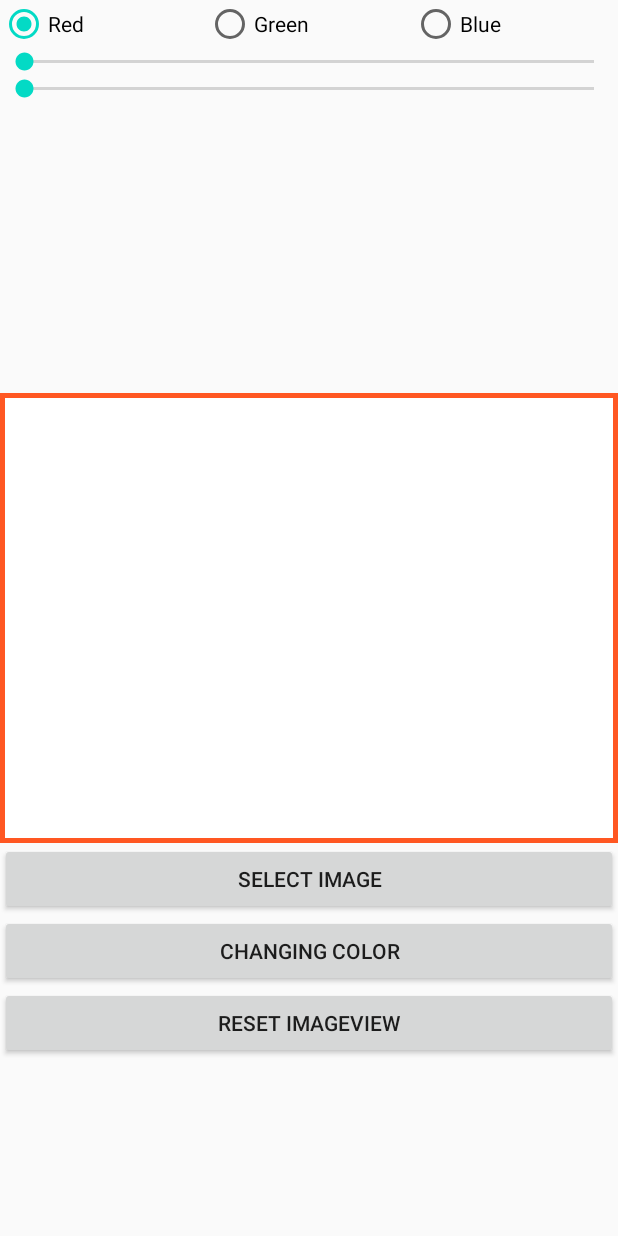
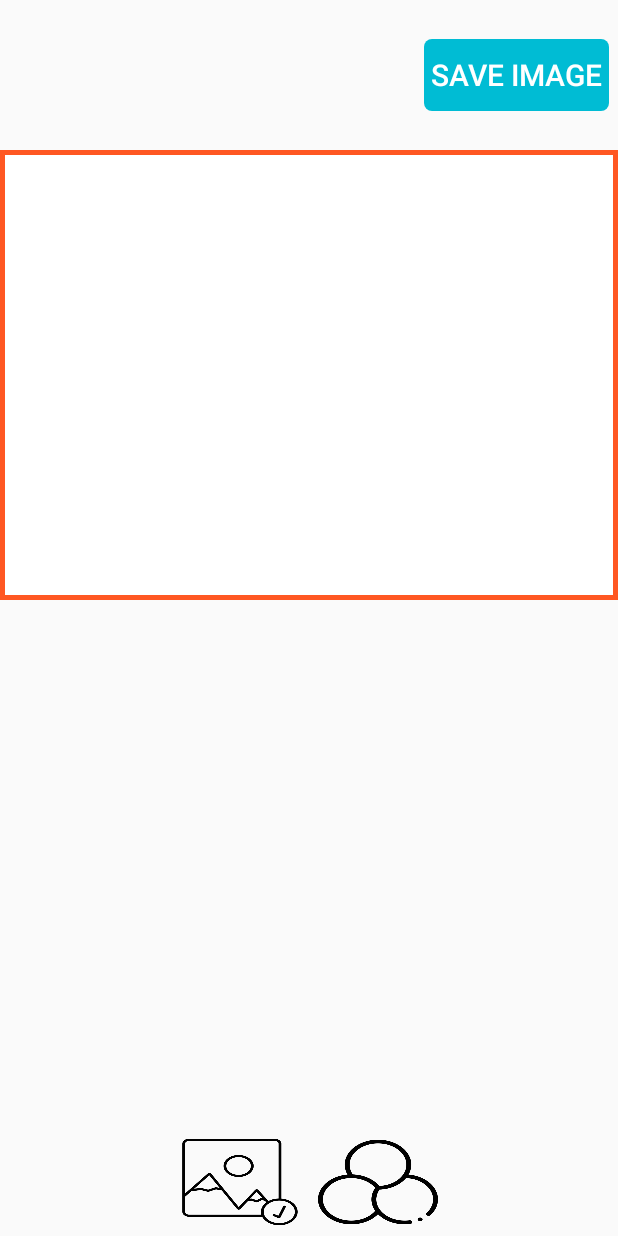
Before and after one commit to LightNeverDies/CameraXProject, an Android app: the screen it shows after launch (ImageChanger), after a tap on "FILTERS", on a phone screen of 412 x 824 dp. Run offline under Robolectric (Android 15) with nearby library versions, the light colour scheme and no system bars.

Commit message:
Filter Update

```diff
--- a/app/build.gradle
+++ b/app/build.gradle
@@ -62,7 +62,7 @@ dependencies {
     implementation 'com.firebaseui:firebase-ui-storage:6.2.0'
 
     implementation 'com.github.bumptech.glide:glide:4.11.0'
-
+    implementation 'com.android.support:design:28.0.0'
 }
 repositories {
     maven { url 'https://dl.bintray.com/kotlin/kotlin-eap' }
--- a/app/src/main/java/com/example/joy/ImageChanger.java
+++ b/app/src/main/java/com/example/joy/ImageChanger.java
@@ -11,31 +11,53 @@ import android.content.pm.PackageManager;
 import android.graphics.Bitmap;
 import android.graphics.BitmapFactory;
 import android.graphics.Canvas;
+import android.graphics.ColorFilter;
 import android.graphics.ColorMatrix;
 import android.graphics.ColorMatrixColorFilter;
 import android.graphics.Paint;
+import android.graphics.drawable.BitmapDrawable;
+import android.graphics.drawable.Drawable;
 import android.net.Uri;
 import android.os.Build;
 import android.os.Bundle;
+import android.os.Environment;
+import android.util.Log;
 import android.view.View;
 import android.widget.Button;
 import android.widget.ImageView;
 import android.widget.RadioButton;
 import android.widget.RadioGroup;
+import android.widget.RelativeLayout;
 import android.widget.SeekBar;
 import android.widget.TextView;
 import android.widget.Toast;
 
+import java.io.File;
 import java.io.FileNotFoundException;
+import java.io.FileOutputStream;
 import java.io.InputStream;
 import java.util.ArrayList;
 import java.util.List;
 
 public class ImageChanger extends AppCompatActivity {
     ImageView imageView;
-    Button btnsel, changeColor, reset;
+    Button btnsel, filterOptions, reset, contrast, exit ,colorRGB, saveImage;
     SeekBar mSaturationSeekbar , mRotateSeekbar;
+
+    RelativeLayout MainRelativeLayout;
     Bitmap bitmap;
+    Canvas canvasResult;
+    Paint paint;
+    ColorMatrixColorFilter filter;
+    ColorMatrix colorMatrix;
+    Bitmap bitmapResult;
+
+    float[] cmData = new float[] {
+            1, 0, 0, 0, 0,
+            0, 1, 0, 0, 0,
+            0, 0, 1, 0, 0,
+            0, 0, 0, 1, 0 };
+
     RadioGroup mAxisRadioGroup;
     RadioButton mAxisRedRadioButton, mAxisGreenRadioButton,
             mAxisBlueRadioButton;
@@ -47,12 +69,19 @@ public class ImageChanger extends AppCompatActivity {
         setContentView(R.layout.activity_image_changer);
 
         imageView = findViewById(R.id.image_view);
+
         btnsel = findViewById(R.id.btnSelect);
-        changeColor = (Button) findViewById(R.id.ColorFilter);
+        colorRGB = (Button) findViewById(R.id.ColorFilter);
+        filterOptions = (Button) findViewById(R.id.FilterOptions) ;
         reset = (Button) findViewById(R.id.Reset);
+        contrast = (Button) findViewById(R.id.Contrast);
+        exit = (Button) findViewById(R.id.Exit);
+        saveImage = (Button) findViewById(R.id.SaveImageFilter);
 
         mSaturationSeekbar = (SeekBar) findViewById(R.id.seekBarSaturation);
         mSaturationSeekbar.setOnSeekBarChangeListener(Saturation);
+
+        MainRelativeLayout = (RelativeLayout) findViewById(R.id.MainRelativeLayout);
 
         mRotateSeekbar = (SeekBar) findViewById(R.id.seekBarRotate);
         mRotateSeekbar.setOnSeekBarChangeListener(ColorFilter);
@@ -62,6 +91,8 @@ public class ImageChanger extends AppCompatActivity {
         mAxisGreenRadioButton = (RadioButton) findViewById(R.id.radioAxisGreen);
         mAxisBlueRadioButton = (RadioButton) findViewById(R.id.radioAxisBlue);
 
+        imageView.setDrawingCacheEnabled(true);
+
         btnsel.setOnClickListener(new View.OnClickListener() {
             @Override
             public void onClick(View v) {
@@ -70,10 +101,17 @@ public class ImageChanger extends AppCompatActivity {
         });
 
 
-        changeColor.setOnClickListener(new View.OnClickListener() {
+        colorRGB.setOnClickListener(new View.OnClickListener() {
             @Override
             public void onClick(View v) {
-                changeColorByFilter();
+                ColorARGBFilter();
+            }
+        });
+
+        filterOptions.setOnClickListener(new View.OnClickListener() {
+            @Override
+            public void onClick(View v) {
+                showFilterOptions();
             }
         });
 
@@ -84,6 +122,26 @@ public class ImageChanger extends AppCompatActivity {
             }
         });
 
+        exit.setOnClickListener(new View.OnClickListener() {
+            @Override
+            public void onClick(View v) {
+                ExitFilterOptions();
+            }
+        });
+
+        contrast.setOnClickListener(new View.OnClickListener() {
+            @Override
+            public void onClick(View v) {
+                ContrastFilter();
+            }
+        });
+
+        saveImage.setOnClickListener(new View.OnClickListener() {
+            @Override
+            public void onClick(View v) {
+                SaveImageAfterFilter();
+            }
+        });
     }
 
     SeekBar.OnSeekBarChangeListener Saturation = new SeekBar.OnSeekBarChangeListener() {
@@ -120,8 +178,6 @@ public class ImageChanger extends AppCompatActivity {
         }
     };
 
-
-
     private void pickImageFromGallery(){
         Intent intent = new Intent(Intent.ACTION_GET_CONTENT);
         intent.setType("image/*");
@@ -149,6 +205,8 @@ public class ImageChanger extends AppCompatActivity {
 
         }
     }
+
+    // ARGB
     private void loadRotatedBitmap() {
         if (bitmap != null) {
             int progressRotation = mRotateSeekbar.getProgress();
@@ -171,6 +229,31 @@ public class ImageChanger extends AppCompatActivity {
         }
 
     }
+    private Bitmap updateRotation(Bitmap src, int axis, float degrees) {
+        int width = src.getWidth();
+        int height = src.getHeight();
+
+        bitmapResult = Bitmap.createBitmap(width, height,
+                Bitmap.Config.ARGB_8888);
+        canvasResult = new Canvas(bitmapResult);
+        paint = new Paint();
+        colorMatrix = new ColorMatrix();
+        colorMatrix.setRotate(axis, degrees);
+        filter = new ColorMatrixColorFilter(colorMatrix);
+        paint.setColorFilter(filter);
+        canvasResult.drawBitmap(src, 0, 0, paint);
+        canvasResult.save();
+
+        return bitmapResult;
+    }
+    private void ColorARGBFilter(){
+        mRotateSeekbar.setVisibility((mRotateSeekbar.getVisibility() == View.GONE) ? View.VISIBLE : View.GONE);
+        mAxisRedRadioButton.setVisibility((mAxisRedRadioButton.getVisibility() == View.GONE) ? View.VISIBLE : View.GONE);
+        mAxisGreenRadioButton.setVisibility((mAxisGreenRadioButton.getVisibility() == View.GONE) ? View.VISIBLE : View.GONE);
+        mAxisBlueRadioButton.setVisibility((mAxisBlueRadioButton.getVisibility() == View.GONE) ? View.VISIBLE : View.GONE);
+    }
+
+    // Saturation -> Black and White
     private void loadSaturationBitmap() {
         // TODO Auto-generated method stub
         if (bitmap != null) {
@@ -184,45 +267,78 @@ public class ImageChanger extends AppCompatActivity {
                     saturation));
         }
     }
-
-    private Bitmap updateRotation(Bitmap src, int axis, float degrees) {
-        int width = src.getWidth();
-        int height = src.getHeight();
-
-        Bitmap bitmapResult = Bitmap.createBitmap(width, height,
-                Bitmap.Config.ARGB_8888);
-        Canvas canvasResult = new Canvas(bitmapResult);
-        Paint paint = new Paint();
-        ColorMatrix colorMatrix = new ColorMatrix();
-        colorMatrix.setRotate(axis, degrees);
-        ColorMatrixColorFilter filter = new ColorMatrixColorFilter(colorMatrix);
-        paint.setColorFilter(filter);
-        canvasResult.drawBitmap(src, 0, 0, paint);
-
-        return bitmapResult;
-    }
     private Bitmap updateSaturation(Bitmap src, float settingSat) {
 
         int width = src.getWidth();
         int height = src.getHeight();
 
-        Bitmap bitmapResult = Bitmap.createBitmap(width, height, Bitmap.Config.ARGB_8888);
-        Canvas canvasResult = new Canvas(bitmapResult);
-        Paint paint = new Paint();
-        ColorMatrix colorMatrix = new ColorMatrix();
+        bitmapResult = Bitmap.createBitmap(width, height, Bitmap.Config.ARGB_8888);
+        canvasResult = new Canvas(bitmapResult);
+        paint = new Paint();
+        colorMatrix = new ColorMatrix();
         colorMatrix.setSaturation(settingSat);
-        ColorMatrixColorFilter filter = new ColorMatrixColorFilter(colorMatrix);
+        filter = new ColorMatrixColorFilter(colorMatrix);
         paint.setColorFilter(filter);
         canvasResult.drawBitmap(src, 0, 0, paint);
+        canvasResult.save();
 
         return bitmapResult;
     }
-
-    private void changeColorByFilter(){
+    private void ContrastFilter(){
         mSaturationSeekbar.setVisibility((mSaturationSeekbar.getVisibility() == View.GONE) ? View.VISIBLE : View.GONE);
     }
 
+
     private void ResetImageView(){
+        imageView.setImageBitmap(bitmap);
+        mSaturationSeekbar.setProgress(0);
+        mRotateSeekbar.setProgress(0);
+    }
+
+    private void showFilterOptions(){
+        exit.setVisibility((exit.getVisibility() == View.GONE) ? View.VISIBLE : View.GONE);
+        contrast.setVisibility((contrast.getVisibility() == View.GONE) ? View.VISIBLE : View.GONE);
+        reset.setVisibility((reset.getVisibility() == View.GONE) ? View.VISIBLE : View.GONE);
+        colorRGB.setVisibility((colorRGB.getVisibility() == View.GONE) ? View.VISIBLE : View.GONE);
+        btnsel.setVisibility((btnsel.getVisibility() == View.VISIBLE) ? View.GONE : View.VISIBLE);
+        filterOptions.setVisibility((filterOptions.getVisibility() == View.VISIBLE) ? View.GONE : View.VISIBLE);
+    }
+
+    private void ExitFilterOptions(){
+        exit.setVisibility((exit.getVisibility() == View.VISIBLE) ? View.GONE : View.GONE);
+        contrast.setVisibility((contrast.getVisibility() == View.VISIBLE) ? View.GONE : View.GONE);
+        reset.setVisibility((reset.getVisibility() == View.VISIBLE) ? View.GONE : View.GONE);
+        colorRGB.setVisibility((colorRGB.getVisibility() == View.VISIBLE) ? View.GONE : View.GONE);
+        btnsel.setVisibility((btnsel.getVisibility() == View.GONE) ? View.VISIBLE : View.VISIBLE);
+        filterOptions.setVisibility((filterOptions.getVisibility() == View.GONE) ? View.VISIBLE : View.VISIBLE);
+
+        if(btnsel.getVisibility() == View.VISIBLE || filterOptions.getVisibility() == View.VISIBLE) {
+            mRotateSeekbar.setVisibility((mRotateSeekbar.getVisibility() == View.VISIBLE) ? View.GONE : View.GONE);
+            mAxisRedRadioButton.setVisibility((mAxisRedRadioButton.getVisibility() == View.VISIBLE) ? View.GONE : View.GONE);
+            mAxisGreenRadioButton.setVisibility((mAxisGreenRadioButton.getVisibility() == View.VISIBLE) ? View.GONE : View.GONE);
+            mAxisBlueRadioButton.setVisibility((mAxisBlueRadioButton.getVisibility() == View.VISIBLE) ? View.GONE : View.GONE);
+            mSaturationSeekbar.setVisibility((mSaturationSeekbar.getVisibility() == View.VISIBLE) ? View.GONE : View.GONE);
+        }
+    }
+
+
+    private void SaveImageAfterFilter(){
+        bitmap = Bitmap.createBitmap(MainRelativeLayout.getWidth(), MainRelativeLayout.getHeight(), Bitmap.Config.ARGB_8888);
+        canvasResult = new Canvas(bitmap);
+        imageView.draw(canvasResult);
+
+        File imagesFolder = new File (Environment.getExternalStorageDirectory(), "Joy" + File.separator + "Camera");
+        if(!imagesFolder.exists()){imagesFolder.mkdirs();}
+        File file = new File(imagesFolder.toString() + File.separator + System.currentTimeMillis() + ".png");
+        String msg = "Pic captured at " + file.getAbsolutePath();
+        Toast.makeText(ImageChanger.this, msg, Toast.LENGTH_SHORT).show();
+
+        try{
+            FileOutputStream out = new FileOutputStream(file);
+            bitmap.compress(Bitmap.CompressFormat.PNG, 100 , out);
+            out.flush();
+            out.close();
+        }catch (Exception e){}
 
     }
 }
--- a/app/src/main/res/layout/activity_image_changer.xml
+++ b/app/src/main/res/layout/activity_image_changer.xml
@@ -8,9 +8,89 @@
 
         <RelativeLayout
             android:layout_width="match_parent"
+            android:gravity="center|bottom"
+            android:layout_below="@id/FilterLayout"
+            android:layout_height="fill_parent">
+
+            <Button
+                android:id="@+id/btnSelect"
+                android:layout_width="80dp"
+                android:layout_margin="6dp"
+                android:layout_height="60dp"
+                android:background="@drawable/select" />
+
+            <Button
+                android:id="@+id/FilterOptions"
+                android:layout_width="80dp"
+                android:layout_height="60dp"
+                android:layout_margin="6dp"
+                android:layout_toRightOf="@+id/btnSelect"
+                android:background="@drawable/rgb" />
+
+            <Button
+                android:id="@+id/Reset"
+                android:layout_width="80dp"
+                android:layout_height="60dp"
+                android:layout_margin="6dp"
+                android:visibility="gone"
+                android:background="@drawable/reset_1" />
+
+            <Button
+                android:id="@+id/ColorFilter"
+                android:layout_width="80dp"
+                android:layout_height="60dp"
+                android:layout_margin="6dp"
+                android:backgroundTint="#FFFFFF"
+                android:visibility="gone"
+                android:layout_toRightOf="@+id/Reset"
+                android:background="@drawable/colorfilter" />
+
+            <Button
+                android:id="@+id/Contrast"
+                android:layout_width="80dp"
+                android:layout_height="60dp"
+                android:layout_margin="6dp"
+                android:visibility="gone"
+                android:layout_toRightOf="@+id/ColorFilter"
+                android:background="@drawable/contrast" />
+
+            <Button
+                android:id="@+id/Exit"
+                android:layout_width="80dp"
+                android:visibility="gone"
+                android:layout_margin="6dp"
+                android:layout_height="60dp"
+                android:layout_toRightOf="@+id/Contrast"
+                android:background="@drawable/logout_1" />
+
+        </RelativeLayout>
+
+    <RelativeLayout
+        android:layout_width="fill_parent"
+        android:layout_height="wrap_content"
+        android:layout_marginTop="20dp"
+        android:orientation="horizontal">
+
+        <Button
+            android:id="@+id/SaveImageFilter"
+            android:layout_width="wrap_content"
+            android:layout_height="wrap_content"
+            android:background="@drawable/custom_button"
+            android:backgroundTint="@color/button3"
+            android:layout_centerInParent="true"
+            android:layout_alignParentRight="true"
+            android:layout_margin="6dp"
+            android:textSize="20sp"
+            android:text=" Save Image "
+            android:textColor="#FFFFFFFF"/>
+
+    </RelativeLayout>
+
+    <RelativeLayout
+        android:id="@+id/MainRelativeLayout"
+        android:layout_width="match_parent"
         android:layout_height="300dp"
-        android:layout_centerInParent="true"
-        android:id="@+id/MainRelativeLayout"
+        android:layout_marginTop="100dp"
         android:background="@drawable/image_view_border"
         android:orientation="horizontal">
 
@@ -18,73 +98,32 @@
             android:id="@+id/image_view"
             android:layout_width="match_parent"
             android:layout_height="match_parent"
-            android:scaleType="fitXY" />
-
-    </RelativeLayout>
-
-    <RelativeLayout
-        android:layout_below="@id/MainRelativeLayout"
-        android:layout_width="match_parent"
-        android:layout_centerInParent="true"
-        android:gravity="center"
-        android:layout_height="wrap_content">
-
-        <Button
-            android:id="@+id/btnSelect"
-            android:text="Select Image"
-            android:layout_width="match_parent"
-            android:layout_height="wrap_content"/>
-
-        <Button
-            android:id="@+id/ColorFilter"
-            android:text="Changing Color"
-            android:layout_below="@+id/btnSelect"
-            android:layout_width="match_parent"
-            android:layout_height="wrap_content"/>
-
-        <Button
-            android:id="@+id/Reset"
-            android:text="Reset ImageView"
-            android:layout_below="@+id/ColorFilter"
-            android:layout_width="match_parent"
-            android:layout_height="wrap_content"/>
+            android:adjustViewBounds="true"
+            android:scaleType="centerCrop" />
 
     </RelativeLayout>
 
         <RelativeLayout
             android:layout_width="match_parent"
-        android:layout_below="@+id/Options"
+            android:id="@+id/FilterLayout"
+            android:layout_below="@id/MainRelativeLayout"
             android:layout_height="wrap_content">
 
-        <SeekBar
-            android:id="@+id/seekBarRotate"
+            <RelativeLayout
+                android:id="@+id/Options"
                 android:layout_width="match_parent"
-            android:layout_height="wrap_content"
-            android:max="360"
-            android:progress="0" />
+                android:layout_height="wrap_content">
 
-        <SeekBar
-            android:id="@+id/seekBarSaturation"
-            android:layout_width="match_parent"
-            android:layout_height="wrap_content"
-            android:max="360"
-            android:layout_below="@+id/seekBarRotate"
-            android:progress="0" />
-
-    </RelativeLayout>
-    <RelativeLayout
-        android:layout_width="match_parent"
-        android:id="@+id/Options"
-        android:layout_height="wrap_content">
                 <RadioGroup
                     android:id="@+id/axisgroup"
                     android:layout_width="match_parent"
                     android:layout_height="wrap_content"
-        android:orientation="horizontal" >
+                    android:orientation="horizontal">
 
                     <RadioButton
                         android:id="@+id/radioAxisRed"
                         android:layout_width="0dp"
+                        android:visibility="gone"
                         android:layout_height="wrap_content"
                         android:layout_weight="1"
                         android:checked="true"
@@ -93,17 +132,46 @@
                     <RadioButton
                         android:id="@+id/radioAxisGreen"
                         android:layout_width="0dp"
+                        android:visibility="gone"
                         android:layout_height="wrap_content"
                         android:layout_weight="1"
-            android:text="Green"
-            />
+                        android:text="Green" />
 
                     <RadioButton
                         android:id="@+id/radioAxisBlue"
                         android:layout_width="0dp"
+                        android:visibility="gone"
                         android:layout_height="wrap_content"
                         android:layout_weight="1"
                         android:text="Blue" />
                 </RadioGroup>
             </RelativeLayout>
+
+            <RelativeLayout
+                android:layout_width="match_parent"
+                android:layout_height="wrap_content"
+                android:layout_below="@+id/Options">
+
+                <SeekBar
+                    android:id="@+id/seekBarRotate"
+                    android:layout_width="match_parent"
+                    android:layout_height="wrap_content"
+                    android:visibility="gone"
+                    android:max="360"
+                    android:progress="0" />
+
+                <SeekBar
+                    android:id="@+id/seekBarSaturation"
+                    android:layout_width="match_parent"
+                    android:layout_height="wrap_content"
+                    android:visibility="gone"
+                    android:layout_below="@+id/seekBarRotate"
+                    android:max="360"
+                    android:progress="0" />
+
             </RelativeLayout>
+
+         </RelativeLayout>
+
+
+</RelativeLayout>
```
Also changed, not shown: app/src/main/res/drawable-v24/colorfilter.png (added), app/src/main/res/drawable-v24/contrast.png (added), app/src/main/res/drawable-v24/filteroption.png (added), app/src/main/res/drawable-v24/logout_1.png (added), app/src/main/res/drawable-v24/reset_1.png (added), app/src/main/res/drawable-v24/select.png (added). Lines whose indentation alone changed are shown as unchanged.
